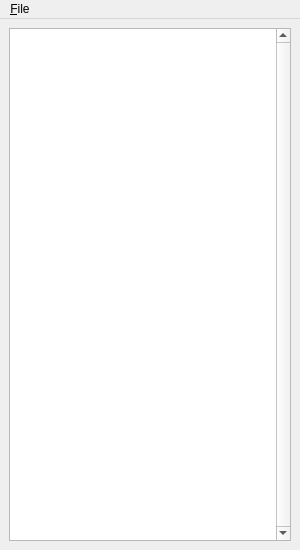
Qt form branches/trunk/UI/spot-on-statisticswindow.ui (textbrowser/spot-on) before a commit.
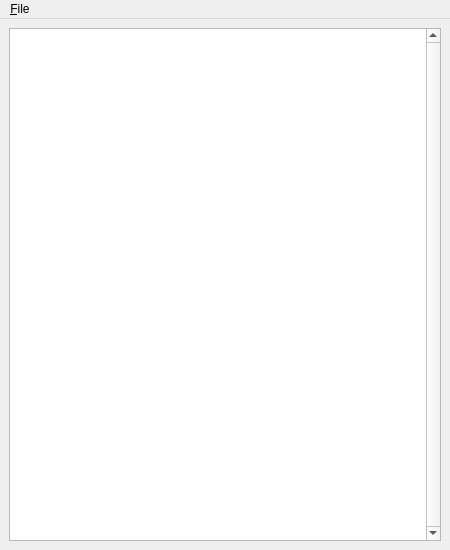
The same form after that commit. Icons and pictures are not drawn.

Commit message: Check box heights.

Patch:
```diff
--- a/branches/trunk/UI/spot-on-statisticswindow.ui
+++ b/branches/trunk/UI/spot-on-statisticswindow.ui
@@ -6,7 +6,7 @@
    <rect>
     <x>0</x>
     <y>0</y>
-    <width>300</width>
+    <width>450</width>
     <height>550</height>
    </rect>
   </property>
@@ -48,8 +48,8 @@
     <rect>
      <x>0</x>
      <y>0</y>
-     <width>300</width>
-     <height>27</height>
+     <width>450</width>
+     <height>24</height>
     </rect>
    </property>
    <widget class="QMenu" name="menu_File">
```
The commit also changes 6 other files.
